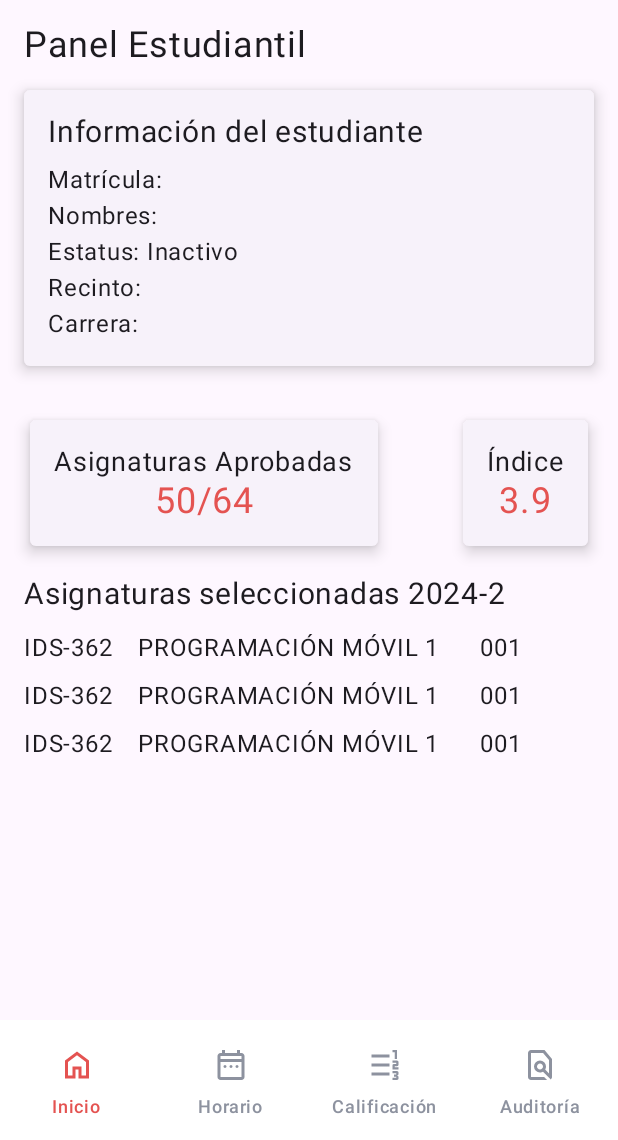
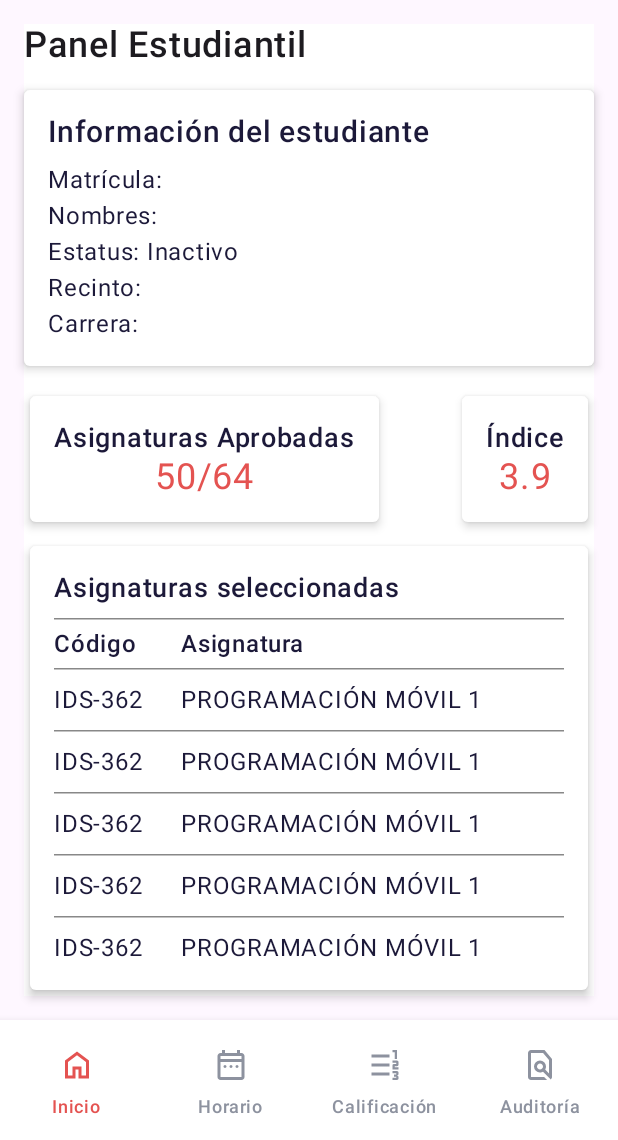
Before and after one commit to ErickRosarioA/UNEDRAPP-ACADEMY, an Android app built with Jetpack Compose: the DashboardScreen screen opened through its navigation route, on a phone screen of 412 x 824 dp, the part 96-1236 px from its top. Run offline under Robolectric (Android 15) with nearby library versions, the light colour scheme and no system bars; our stand-ins replace Dagger/Hilt's generated code, Firebase (no records; nobody signed in at launch, a user with empty details on screens opened directly).

Commit message:
Estilo vista DashboardScreen.kt con coles fondos, elevaciones, negritas, card todo lo necesario

```diff
--- a/androidUnedrApp/src/main/java/com/developer/edra/unedrappacademy/android/data/remote/repository/DataRepository.kt
+++ b/androidUnedrApp/src/main/java/com/developer/edra/unedrappacademy/android/data/remote/repository/DataRepository.kt
@@ -10,7 +10,6 @@ import com.developer.edra.unedrappacademy.android.data.remote.model.Resource
 import kotlinx.coroutines.flow.Flow
 
 interface DataRepository {
-    fun getStudentById(id: Int): Flow<Resource<Student>>
     fun getStudentByEmail(email: String): Flow<Resource<Student>>
     fun getCareerById(id: Int): Flow<Resource<Career>>
     fun getSchedulesByStudentId(studentId: Int): Flow<Resource<List<Schedule>>>
--- a/androidUnedrApp/src/main/java/com/developer/edra/unedrappacademy/android/data/remote/repository/DataRepositoryImpl.kt
+++ b/androidUnedrApp/src/main/java/com/developer/edra/unedrappacademy/android/data/remote/repository/DataRepositoryImpl.kt
@@ -38,22 +38,7 @@ class DataRepositoryImpl @Inject constructor(
         awaitClose { db.getReference("students").removeEventListener(listener) }
     }
 
-    override fun getStudentById(id: Int) = callbackFlow {
-        trySend(Resource.Loading())
-        val listener = object : ValueEventListener {
-            override fun onDataChange(snapshot: DataSnapshot) {
-                val student = snapshot.getValue(Student::class.java)
-                val result = student?.let { Resource.Success(it) } ?: Resource.Error("Student not found")
-                trySend(result).isSuccess
-            }
 
-            override fun onCancelled(error: DatabaseError) {
-                trySend(Resource.Error(error.message)).isSuccess
-            }
-        }
-        db.getReference("students").child(id.toString()).addListenerForSingleValueEvent(listener)
-        awaitClose { db.getReference("students").child(id.toString()).removeEventListener(listener) }
-    }
 
     override fun getCareerById(id: Int) = callbackFlow {
         trySend(Resource.Loading())
--- a/androidUnedrApp/src/main/java/com/developer/edra/unedrappacademy/android/ui/components/BottomNavigationBar.kt
+++ b/androidUnedrApp/src/main/java/com/developer/edra/unedrappacademy/android/ui/components/BottomNavigationBar.kt
@@ -1,5 +1,6 @@
 package com.developer.edra.unedrappacademy.android.ui.components
 
+import androidx.compose.foundation.layout.fillMaxWidth
 import androidx.compose.foundation.layout.offset
 import androidx.compose.material3.BottomAppBar
 import androidx.compose.material3.Icon
@@ -11,6 +12,7 @@ import androidx.compose.material3.NavigationBarItemDefaults
 import androidx.compose.material3.Text
 import androidx.compose.runtime.Composable
 import androidx.compose.ui.Modifier
+import androidx.compose.ui.draw.shadow
 import androidx.compose.ui.graphics.Color
 import androidx.compose.ui.res.painterResource
 import androidx.compose.ui.unit.dp
@@ -32,7 +34,10 @@ fun BottomNavigationBar(
     val primaryColor = MaterialTheme.colorScheme.primary
 
     BottomAppBar(
-        containerColor = secondaryColor
+        containerColor = secondaryColor,
+        modifier =  Modifier
+            .shadow(elevation = 8.dp)
+            .fillMaxWidth()
     ) {
         NavigationBar(
             containerColor = secondaryColor
--- a/androidUnedrApp/src/main/java/com/developer/edra/unedrappacademy/android/ui/dashboard/DashboardScreen.kt
+++ b/androidUnedrApp/src/main/java/com/developer/edra/unedrappacademy/android/ui/dashboard/DashboardScreen.kt
@@ -3,7 +3,6 @@ package com.developer.edra.unedrappacademy.android.ui.dashboard
 import androidx.compose.foundation.background
 import androidx.compose.foundation.layout.Arrangement
 import androidx.compose.foundation.layout.Column
-
 import androidx.compose.foundation.layout.Row
 import androidx.compose.foundation.layout.Spacer
 import androidx.compose.foundation.layout.fillMaxSize
@@ -13,6 +12,7 @@ import androidx.compose.foundation.layout.padding
 import androidx.compose.foundation.lazy.LazyColumn
 import androidx.compose.material3.CardDefaults
 import androidx.compose.material3.ElevatedCard
+import androidx.compose.material3.HorizontalDivider
 import androidx.compose.material3.MaterialTheme
 import androidx.compose.material3.Text
 import androidx.compose.runtime.Composable
@@ -21,6 +21,8 @@ import androidx.compose.runtime.collectAsState
 import androidx.compose.runtime.getValue
 import androidx.compose.ui.Alignment
 import androidx.compose.ui.Modifier
+import androidx.compose.ui.graphics.Color
+import androidx.compose.ui.text.font.FontWeight
 import androidx.compose.ui.unit.dp
 import androidx.compose.ui.unit.sp
 import com.developer.edra.unedrappacademy.android.data.remote.model.Career
@@ -43,19 +45,23 @@ fun DashboardScreen(
     }
 
     Column(
+
         modifier = Modifier
             .padding(16.dp)
             .fillMaxSize()
+            .background(MaterialTheme.colorScheme.secondary)
+
     ) {
         Text(
             text = "Panel Estudiantil",
             fontSize = 24.sp,
-            modifier = Modifier.padding(bottom = 16.dp)
+            modifier = Modifier.padding(bottom = 16.dp),
+            fontWeight = FontWeight.SemiBold
         )
         StudentInfoCard(uiState.student, uiState.career)
 
 
-        Spacer(modifier = Modifier.height(16.dp))
+        Spacer(modifier = Modifier.height(8.dp))
 
         Row(
             modifier = Modifier.fillMaxWidth(),
@@ -65,25 +71,8 @@ fun DashboardScreen(
             InfoCard(label = "Índice", value = "3.9")
         }
 
-        Spacer(modifier = Modifier.height(16.dp))
-
-        Text(
-            text = "Asignaturas seleccionadas 2024-2",
-            fontSize = 20.sp,
-            modifier = Modifier.padding(bottom = 8.dp)
-        )
-
-        LazyColumn {
-            items(3) {
-                SubjectRow(
-                    codigo = "IDS-362",
-                    asignatura = "PROGRAMACIÓN MÓVIL 1",
-                    seccion = "001"
-                )
-            }
-        }
-
-
+        Spacer(modifier = Modifier.height(8.dp))
+        SubjectCard()
     }
 }
 
@@ -91,17 +80,22 @@ fun DashboardScreen(
 fun StudentInfoCard(student: Student, career: Career) {
     ElevatedCard(
         elevation = CardDefaults.cardElevation(
-            defaultElevation = 6.dp
+            defaultElevation = 4.dp
+        ),
+        colors = CardDefaults.cardColors(
+            containerColor = MaterialTheme.colorScheme.secondary,
+            contentColor = MaterialTheme.colorScheme.onPrimary
         ),
         modifier = Modifier
             .fillMaxWidth()
-            .padding(bottom = 16.dp)
+            .padding(bottom = 8.dp)
     ) {
         Column(modifier = Modifier.padding(16.dp)) {
             Text(
                 text = "Información del estudiante",
                 fontSize = 20.sp,
-                modifier = Modifier.padding(bottom = 8.dp)
+                modifier = Modifier.padding(bottom = 8.dp),
+                fontWeight = FontWeight.SemiBold
             )
             Text(text = "Matrícula: ${student.enrollment}")
             Text(text = "Nombres: ${student.firstName} ${student.lastName}")
@@ -118,9 +112,12 @@ fun StudentInfoCard(student: Student, career: Career) {
 fun InfoCard(label: String, value: String) {
     ElevatedCard(
         elevation = CardDefaults.cardElevation(
-            defaultElevation = 6.dp
+            defaultElevation = 4.dp
         ),
-
+        colors = CardDefaults.cardColors(
+            containerColor = MaterialTheme.colorScheme.secondary,
+            contentColor = MaterialTheme.colorScheme.onPrimary
+        ),
         modifier = Modifier
             .padding(4.dp)
     ) {
@@ -129,7 +126,7 @@ fun InfoCard(label: String, value: String) {
                 .padding(16.dp),
             horizontalAlignment = Alignment.CenterHorizontally
         ) {
-            Text(text = label, fontSize = 18.sp)
+            Text(text = label, fontSize = 18.sp, fontWeight = FontWeight.SemiBold)
             Text(text = value, fontSize = 24.sp, color = MaterialTheme.colorScheme.primary)
         }
     }
@@ -140,10 +137,66 @@ fun SubjectRow(codigo: String, asignatura: String, seccion: String) {
     Row(
         modifier = Modifier
             .fillMaxWidth()
-            .padding(vertical = 4.dp)
+            .padding(vertical = 8.dp)
     ) {
         Text(text = codigo, modifier = Modifier.weight(1f))
         Text(text = asignatura, modifier = Modifier.weight(3f))
-        Text(text = seccion, modifier = Modifier.weight(1f))
+        // Text(text = seccion, modifier = Modifier.weight(1f))
     }
 }
+
+
+@Composable
+fun SubjectCard() {
+    ElevatedCard(
+        elevation = CardDefaults.cardElevation(defaultElevation = 4.dp),
+        modifier = Modifier
+            .padding(4.dp)
+            .fillMaxWidth(),
+        colors = CardDefaults.cardColors(
+            containerColor = MaterialTheme.colorScheme.secondary,
+            contentColor = MaterialTheme.colorScheme.onPrimary
+        )
+    ) {
+        Column(
+            modifier = Modifier
+                .padding(16.dp)
+        ) {
+            Text(
+                text = "Asignaturas seleccionadas",
+                fontSize = 18.sp,
+                modifier = Modifier.padding(bottom = 8.dp),
+                fontWeight = FontWeight.SemiBold
+            )
+            HorizontalDivider(thickness = 1.dp, color = Color.Gray)
+            Row(
+                modifier = Modifier
+                    .fillMaxWidth()
+                    .padding(vertical = 4.dp)
+            ) {
+                Text(
+                    text = "Código",
+                    modifier = Modifier.weight(1f),
+                    fontWeight = FontWeight.SemiBold
+                )
+                Text(
+                    text = "Asignatura",
+                    modifier = Modifier.weight(3f),
+                    fontWeight = FontWeight.SemiBold
+                )
+            }
+
+            LazyColumn {
+                items(6) { index ->
+                    HorizontalDivider(thickness = 1.dp, color = Color.Gray)
+                    SubjectRow(
+                        codigo = "IDS-362",
+                        asignatura = "PROGRAMACIÓN MÓVIL 1",
+                        seccion = "001"
+                    )
+
+                }
+            }
+        }
+    }
+}
```
Also changed, not shown: 2 other files.
